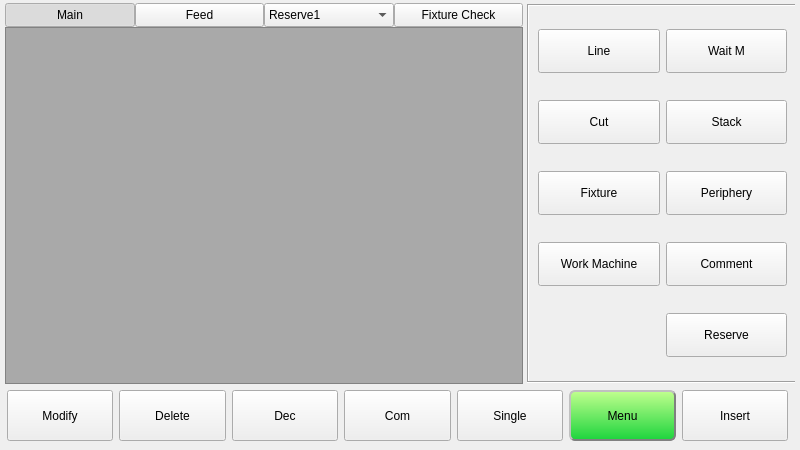
Old version of the form hcinstruction/ichcinstructionpageframe.ui in the repository GaussCheng/2-5AxisPunch.
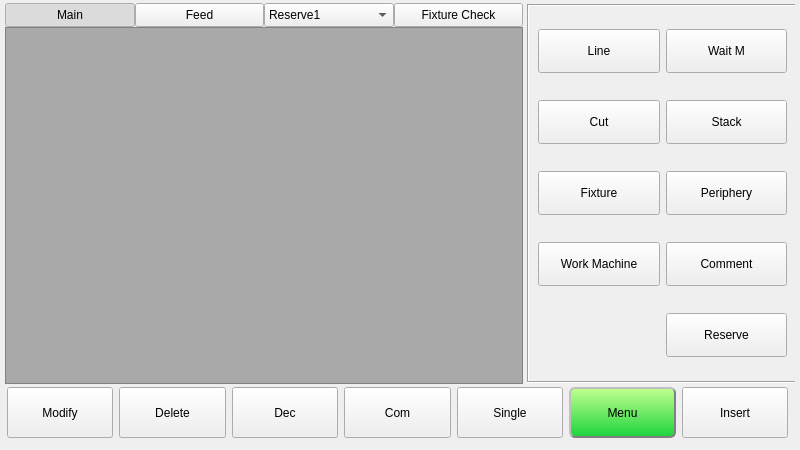
New version of the form. Icons and pictures are not drawn. Custom widgets are drawn as their Qt base class.

Commit message: 去掉3D 教导，修改两位小数BUG，修改教导页面布局

What changed in the file:
```diff
--- a/hcinstruction/ichcinstructionpageframe.ui
+++ b/hcinstruction/ichcinstructionpageframe.ui
@@ -553,7 +553,7 @@
      <property name="geometry">
       <rect>
        <x>2</x>
-       <y>387</y>
+       <y>384</y>
        <width>781</width>
        <height>51</height>
       </rect>
```
The commit also changes 7 other files.
